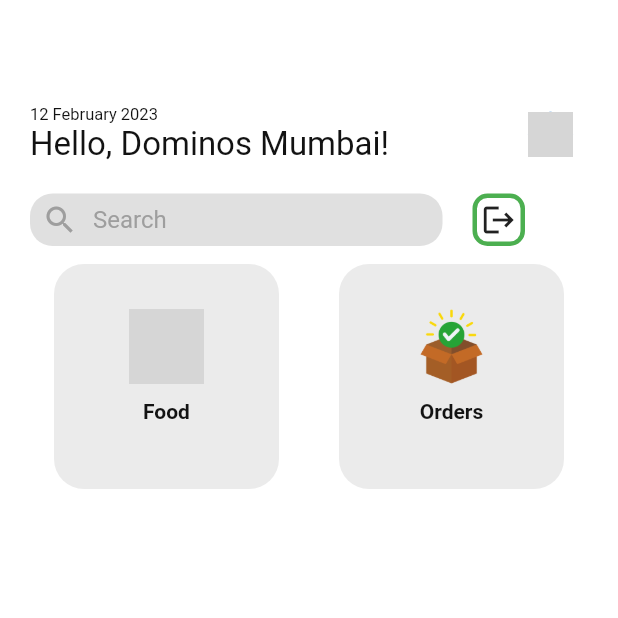
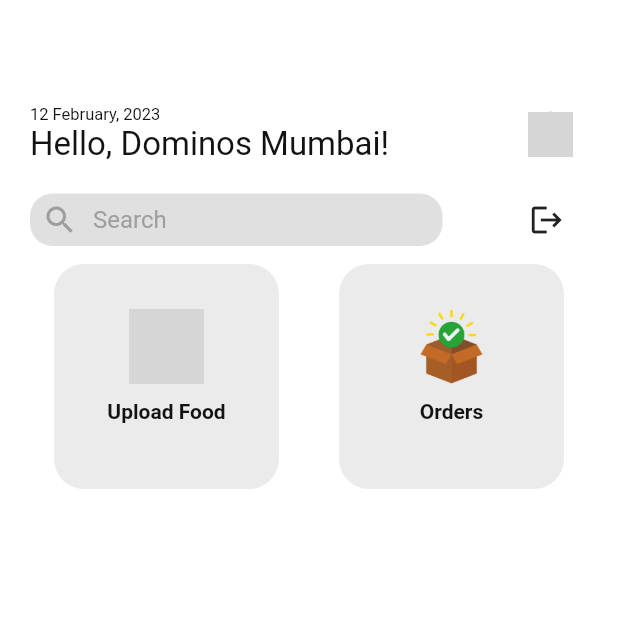
Before and after one commit to PrerakGada/EatEasy, a Flutter app: the ProviderDashBoard screen opened by its route, on a phone screen of 412 x 824 dp, the top half of it. Run offline on Flutter 3.47's test engine with Material 2 defaults, Android fonts, the phone set to English and light mode, and no system bars; our stand-ins replace cloud_firestore, curved_navigation_bar, dotted_border, firebase_auth, firebase_core, firebase_messaging and 8 more; missing offline and left inert: flutter_google_places_hoc081098, google_api_headers, google_maps_webservice, popup_card; accounts and stored records are empty; network calls fail; grey boxes are pictures that could not be loaded.

Commit message:
Hackathon Khatam

```diff
--- a/lib/screens/Customer/customer_home.dart
+++ b/lib/screens/Customer/customer_home.dart
@@ -19,6 +19,8 @@ import '../../Theme/app_colors.dart';
 
 import 'package:flutter_carousel_widget/flutter_carousel_widget.dart';
 import 'package:popup_card/popup_card.dart';
+
+import '../Provider/provider_home_page.dart';
 
 import '../../widgets/search_bar.dart';
 
@@ -42,7 +44,7 @@ class _CustomerHomeState extends State<CustomerHome> {
     Future.delayed(Duration.zero, () {
       print(UserStore().currUser['role']);
       if (UserStore().currUser['role'] == 'provider')
-        Navigator.of(context).popAndPushNamed(ProviderDashBoard.id);
+        Navigator.of(context).popAndPushNamed(ProviderHomeScreen.id);
       if (UserStore().currUser['role'] == 'admin')
         Navigator.of(context).popAndPushNamed(AdminDashBoard.id);
     });
--- a/lib/screens/Customer/map.dart
+++ b/lib/screens/Customer/map.dart
@@ -1,4 +1,3 @@
-import 'package:eat_easy/models/User.dart';
 import 'package:eat_easy/screens/Customer/user_profile_screen.dart';
 import 'package:flutter/material.dart';
 import 'package:google_maps_flutter/google_maps_flutter.dart';
--- a/lib/screens/Provider/provider_screen.dart
+++ b/lib/screens/Provider/provider_screen.dart
@@ -7,7 +7,7 @@ import 'package:eat_easy/stores/user_store.dart';
 import 'package:flutter/material.dart';
 import 'package:page_transition/page_transition.dart';
 import 'package:eat_easy/screens/onboarding/login_screen.dart';
-
+import 'package:intl/intl.dart';
 import '../Customer/user_profile_screen.dart';
 
 class ProviderDashBoard extends StatefulWidget {
@@ -39,7 +39,9 @@ class _ProviderDashBoardState extends State<ProviderDashBoard> {
                     crossAxisAlignment: CrossAxisAlignment.start,
                     children: [
                       Text(
-                        "12 February 2023",
+                        DateFormat('dd MMMM, yyyy')
+                            .format(DateTime.now())
+                            .toString(),
                         style: TextStyle(fontSize: 11, color: AppColors.black),
                       ),
                       Text(
@@ -48,16 +50,16 @@ class _ProviderDashBoardState extends State<ProviderDashBoard> {
                       )
                     ],
                   ),
-                  Spacer(),
+                  const Spacer(),
                   InkWell(
                     onTap: () {
                       Navigator.push(
                           context,
                           MaterialPageRoute(
-                            builder: (context) => ProviderEdit(),
+                            builder: (context) => const ProviderEdit(),
                           ));
                     },
-                    child: CircleAvatar(
+                    child: const CircleAvatar(
                       backgroundImage: NetworkImage(
                           'https://www.nicepng.com/png/detail/841-8415635_851-x-706-4-free-shop-vector.png'),
                       maxRadius: 15,
@@ -68,7 +70,7 @@ class _ProviderDashBoardState extends State<ProviderDashBoard> {
               const SizedBox(
                 height: 20,
               ),
-              Row(
+              Row(mainAxisAlignment: MainAxisAlignment.spaceBetween,
                 children: [
                   Container(
                     height: 35,
@@ -77,7 +79,7 @@ class _ProviderDashBoardState extends State<ProviderDashBoard> {
                       color: Colors.grey[300],
                       borderRadius: BorderRadius.circular(15),
                     ),
-                    child: Padding(
+                    child: const Padding(
                       padding: EdgeInsets.only(left: 8.0),
                       child: Row(
                         children: [
@@ -101,19 +103,19 @@ class _ProviderDashBoardState extends State<ProviderDashBoard> {
                   ),
                   InkWell(
                     onTap: () {
-                      Navigator.push(
-                          context,
-                          MaterialPageRoute(
-                            builder: (context) => LoginScreen(),
-                          ));
+                      // Navigator.push(
+                      //     context,
+                      //     MaterialPageRoute(
+                      //       builder: (context) => const LoginScreen(),
+                      //     ));
                     },
                     child: Container(
                       height: 35,
                       width: 35,
-                      decoration: BoxDecoration(
-                        border: Border.all(color: Colors.green, width: 3),
-                        borderRadius: BorderRadius.circular(10),
-                      ),
+                      // decoration: BoxDecoration(
+                      //   border: Border.all(color: Colors.green, width: 3),
+                      //   borderRadius: BorderRadius.circular(10),
+                      // ),
                       child: const Icon(Icons.logout),
                     ),
                   ),
@@ -167,7 +169,7 @@ class _ProviderDashBoardState extends State<ProviderDashBoard> {
                                 height: 10,
                               ),
                               const Text(
-                                "Food",
+                                "Upload Food",
                                 style: TextStyle(
                                     color: AppColors.black,
                                     fontWeight: FontWeight.bold),
@@ -181,18 +183,18 @@ class _ProviderDashBoardState extends State<ProviderDashBoard> {
                       onTap: () {
                         UserStore().fetchPendingOrders("");
                         UserStore().fetchNearestRestros("");
-                        Navigator.push(
-                          context,
-                          PageTransition(
-                            child: HomeScreen(),
-                            type: PageTransitionType.fade,
-                          ),
-                        );
+                        // Navigator.push(
+                        //   context,
+                        //   PageTransition(
+                        //     child: const HomeScreen(),
+                        //     type: PageTransitionType.fade,
+                        //   ),
+                        // );
                       },
                       child: Container(
                         alignment: Alignment.center,
                         decoration: BoxDecoration(
-                            color: Color.fromARGB(255, 235, 235, 235),
+                            color: const Color.fromARGB(255, 235, 235, 235),
                             borderRadius: BorderRadius.circular(20)),
                         width: 150,
                         height: 150,
--- a/lib/screens/Provider/provider_verification.dart
+++ b/lib/screens/Provider/provider_verification.dart
@@ -5,8 +5,10 @@ import 'package:eat_easy/Theme/app_colors.dart';
 import 'package:eat_easy/repositories/query_repo.dart';
 import 'package:eat_easy/screens/Admin/admin_screen.dart';
 import 'package:eat_easy/screens/onboarding/login_screen.dart';
+import 'package:eat_easy/screens/onboarding/splash_screen.dart';
 import 'package:eat_easy/stores/user_store.dart';
 import 'package:eat_easy/widgets/LabeledTextFormField.dart';
+import 'package:firebase_auth/firebase_auth.dart';
 import 'package:flutter/material.dart';
 import 'package:image_picker/image_picker.dart';
 import 'package:firebase_storage/firebase_storage.dart' as firebase_storage;
@@ -285,7 +287,8 @@ class _ProviderVerificationState extends State<ProviderVerification> {
                         address: UserStore().address,
                         password: _passwordController.text,
                       )) {
-                        Navigator.pushNamed(context, AdminDashBoard.id);
+                        await FirebaseAuth.instance.signOut();
+                        Navigator.popAndPushNamed(context, SplashScreen.id);
                       }
                     },
                     style: ElevatedButton.styleFrom(
--- a/lib/screens/Provider/upload_food_screen.dart
+++ b/lib/screens/Provider/upload_food_screen.dart
@@ -3,6 +3,7 @@ import 'dart:math';
 
 import 'package:cloud_firestore/cloud_firestore.dart';
 import 'package:dotted_border/dotted_border.dart';
+import 'package:eat_easy/screens/Provider/provider_screen.dart';
 import 'package:firebase_auth/firebase_auth.dart';
 
 import 'package:flutter/material.dart';
@@ -375,7 +376,7 @@ class _UploadFoodState extends State<UploadFood> {
                                 data,
                                 date.toString(),
                                 "Anand Bhavan")) {
-                              // Navigator.pushNamed(context, AdminDashBoard.id);
+                              Navigator.pushNamed(context, ProviderDashBoard.id);
                             }
 
                             // db.child(id).set({
--- a/lib/screens/onboarding/register_screen.dart
+++ b/lib/screens/onboarding/register_screen.dart
@@ -1,5 +1,6 @@
 import 'package:eat_easy/screens/Provider/provider_verification.dart';
 import 'package:eat_easy/screens/onboarding/login_screen.dart';
+import 'package:eat_easy/screens/onboarding/splash_screen.dart';
 import 'package:firebase_auth/firebase_auth.dart';
 import 'package:eat_easy/repositories/auth_repo.dart';
 import 'package:eat_easy/widgets/LabeledTextFormField.dart';
@@ -108,7 +109,7 @@ class _SignUpPageState extends State<SignUpPage> {
                         emailController.text,
                         passwordController.text,
                         'customer')) {
-                      Navigator.popAndPushNamed(context, LoginScreen.id);
+                      Navigator.popAndPushNamed(context, SplashScreen.id);
                     }
                     //   try {
                     //     final credential = await FirebaseAuth.instance
--- a/lib/screens/onboarding/splash_screen.dart
+++ b/lib/screens/onboarding/splash_screen.dart
@@ -9,6 +9,7 @@ import 'package:eat_easy/stores/user_store.dart';
 import 'package:firebase_auth/firebase_auth.dart';
 import 'package:flutter/material.dart';
 
+import '../Provider/provider_home_page.dart';
 import 'onboarding_screen.dart';
 
 class SplashScreen extends StatefulWidget {
@@ -54,7 +55,7 @@ class _SplashScreenState extends State<SplashScreen>
               ? isAdmin
                   ? const AdminDashBoard()
                   : isProvider
-                      ? ProviderDashBoard()
+                      ? ProviderHomeScreen()
                       : CustomerHome()
               : const OnboardingScreen(),
           transitionDuration: const Duration(milliseconds: 300),
--- a/pubspec.yaml
+++ b/pubspec.yaml
@@ -55,7 +55,7 @@ dependencies:
   smooth_star_rating_null_safety: ^1.0.4+2
   firebase_messaging: ^14.2.2
   loading_animation_widget: ^1.2.0+4
-
+  url_launcher: ^6.1.7
 
   google_maps_flutter: ^2.2.1
   flutter_google_places_hoc081098: ^1.1.0
```
Also changed, not shown: lib/main.dart (+2 -6 lines), lib/screens/Customer/user_home_screen.dart (+88 -86 lines), lib/screens/Customer/user_profile_screen.dart (+6 -5 lines), lib/screens/Provider/provider_home_page.dart (added, +47 -0 lines), lib/screens/Provider/provider_view_screen.dart (+13 -1 lines), pubspec.lock, 7 other files.
